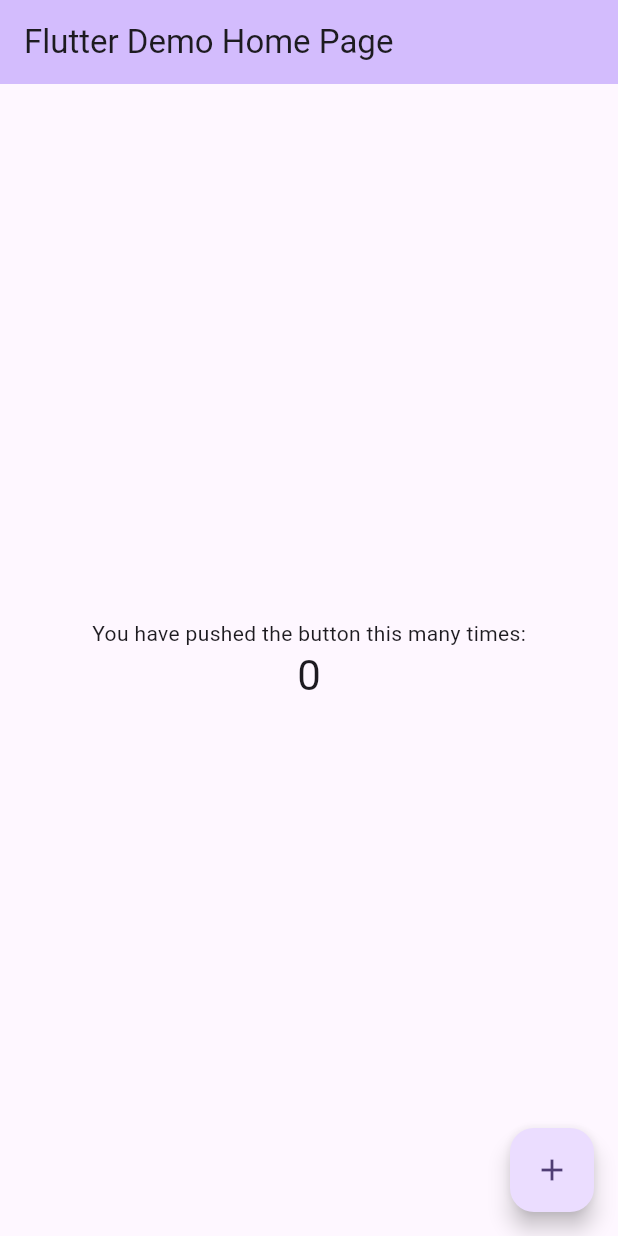
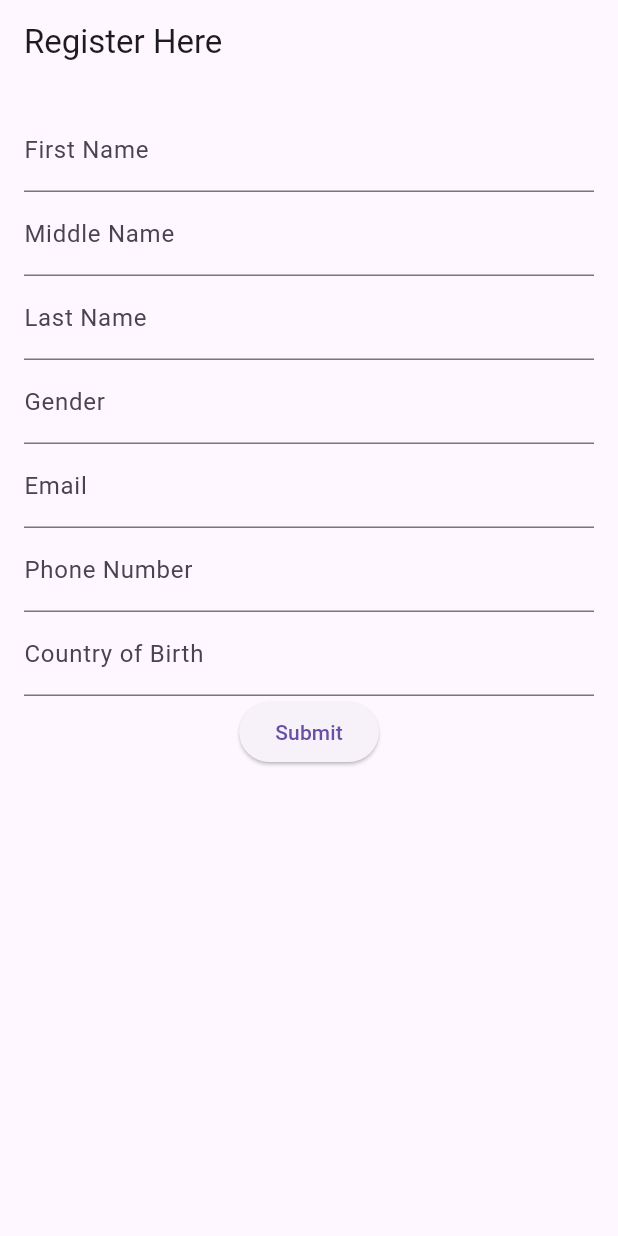
Before and after one commit to algoetech/bcs_three_gr_eleven, a Flutter app: the screen it shows after launch, on a phone screen of 412 x 824 dp. Run offline on Flutter 3.47's test engine with Material 3 defaults, Android fonts, the light colour scheme and no system bars.

Commit message:
cols :100:

```diff
--- /dev/null
+++ b/devtools_options.yaml
@@ -0,0 +1 @@
+extensions:
--- a/lib/main.dart
+++ b/lib/main.dart
@@ -1,125 +1,199 @@
 import 'package:flutter/material.dart';
+import 'package:provider/provider.dart';
+
+import 'models/registration.dart';
 
 void main() {
-  runApp(const MyApp());
+  runApp(
+    ChangeNotifierProvider(
+      create: (context) => RegistrationModel(),
+      child: MyApp(),
+    ),
+  );
 }
 
 class MyApp extends StatelessWidget {
-  const MyApp({super.key});
-
-  // This widget is the root of your application.
   @override
   Widget build(BuildContext context) {
     return MaterialApp(
-      title: 'Flutter Demo',
+      debugShowCheckedModeBanner: false,
+      title: 'Responsive Registration App',
       theme: ThemeData(
-        // This is the theme of your application.
-        //
-        // TRY THIS: Try running your application with "flutter run". You'll see
-        // the application has a purple toolbar. Then, without quitting the app,
-        // try changing the seedColor in the colorScheme below to Colors.green
-        // and then invoke "hot reload" (save your changes or press the "hot
-        // reload" button in a Flutter-supported IDE, or press "r" if you used
-        // the command line to start the app).
-        //
-        // Notice that the counter didn't reset back to zero; the application
-        // state is not lost during the reload. To reset the state, use hot
-        // restart instead.
-        //
-        // This works for code too, not just values: Most code changes can be
-        // tested with just a hot reload.
-        colorScheme: ColorScheme.fromSeed(seedColor: Colors.deepPurple),
-        useMaterial3: true,
+        primarySwatch: Colors.blue,
       ),
-      home: const MyHomePage(title: 'Flutter Demo Home Page'),
+      home: RegistrationScreen(),
     );
   }
 }
 
-class MyHomePage extends StatefulWidget {
-  const MyHomePage({super.key, required this.title});
+// RegistrationScreen: This screen adapts to different screen sizes using LayoutBuilder.
+class RegistrationScreen extends StatelessWidget {
+  @override
+  Widget build(BuildContext context) {
+    final model = Provider.of<RegistrationModel>(context);
 
-  // This widget is the home page of your application. It is stateful, meaning
-  // that it has a State object (defined below) that contains fields that affect
-  // how it looks.
-
-  // This class is the configuration for the state. It holds the values (in this
-  // case the title) provided by the parent (in this case the App widget) and
-  // used by the build method of the State. Fields in a Widget subclass are
-  // always marked "final".
-
-  final String title;
-
-  @override
-  State<MyHomePage> createState() => _MyHomePageState();
+    return Scaffold(
+      appBar: AppBar(title: Text('Register Here')),
+      body: SafeArea(
+        child: LayoutBuilder(
+          builder: (context, constraints) {
+            // If the screen width is greater than 600, use WideLayout; otherwise, use NarrowLayout.
+            if (constraints.maxWidth > 600) {
+              return WideLayout();
+            } else {
+              return NarrowLayout();
+            }
+          },
+        ),
+      ),
+    );
+  }
 }
 
-class _MyHomePageState extends State<MyHomePage> {
-  int _counter = 0;
-
-  void _incrementCounter() {
-    setState(() {
-      // This call to setState tells the Flutter framework that something has
-      // changed in this State, which causes it to rerun the build method below
-      // so that the display can reflect the updated values. If we changed
-      // _counter without calling setState(), then the build method would not be
-      // called again, and so nothing would appear to happen.
-      _counter++;
-    });
-  }
-
+// WideLayout: Layout for wide screens
+class WideLayout extends StatelessWidget {
   @override
   Widget build(BuildContext context) {
-    // This method is rerun every time setState is called, for instance as done
-    // by the _incrementCounter method above.
-    //
-    // The Flutter framework has been optimized to make rerunning build methods
-    // fast, so that you can just rebuild anything that needs updating rather
-    // than having to individually change instances of widgets.
-    return Scaffold(
-      appBar: AppBar(
-        // TRY THIS: Try changing the color here to a specific color (to
-        // Colors.amber, perhaps?) and trigger a hot reload to see the AppBar
-        // change color while the other colors stay the same.
-        backgroundColor: Theme.of(context).colorScheme.inversePrimary,
-        // Here we take the value from the MyHomePage object that was created by
-        // the App.build method, and use it to set our appbar title.
-        title: Text(widget.title),
-      ),
-      body: Center(
-        // Center is a layout widget. It takes a single child and positions it
-        // in the middle of the parent.
+    final model = Provider.of<RegistrationModel>(context);
+
+    return Center(
+      child: Padding(
+        padding: const EdgeInsets.all(16.0),
         child: Column(
-          // Column is also a layout widget. It takes a list of children and
-          // arranges them vertically. By default, it sizes itself to fit its
-          // children horizontally, and tries to be as tall as its parent.
-          //
-          // Column has various properties to control how it sizes itself and
-          // how it positions its children. Here we use mainAxisAlignment to
-          // center the children vertically; the main axis here is the vertical
-          // axis because Columns are vertical (the cross axis would be
-          // horizontal).
-          //
-          // TRY THIS: Invoke "debug painting" (choose the "Toggle Debug Paint"
-          // action in the IDE, or press "p" in the console), to see the
-          // wireframe for each widget.
-          mainAxisAlignment: MainAxisAlignment.center,
-          children: <Widget>[
-            const Text(
-              'You have pushed the button this many times:',
+          children: [
+            TextField(
+              decoration: InputDecoration(labelText: 'First Name'),
+              onChanged: (value) => model.setFirstName(value),
             ),
-            Text(
-              '$_counter',
-              style: Theme.of(context).textTheme.headlineMedium,
+            // Add similar TextFields for other fields
+            TextField(
+              decoration: InputDecoration(labelText: 'Middle Name'),
+              onChanged: (value) => model.setMiddleName(value),
+            ),
+            TextField(
+              decoration: InputDecoration(labelText: 'Last Name'),
+              onChanged: (value) => model.setLastName(value),
+            ),
+            TextField(
+              decoration: InputDecoration(labelText: 'Gender'),
+              onChanged: (value) => model.setGender(value),
+            ),
+            TextField(
+              decoration: InputDecoration(labelText: 'Email'),
+              onChanged: (value) => model.setEmail(value),
+            ),
+            TextField(
+              decoration: InputDecoration(labelText: 'Phone Number'),
+              onChanged: (value) => model.setPhoneNumber(value),
+            ),
+            TextField(
+              decoration: InputDecoration(labelText: 'Country of Birth'),
+              onChanged: (value) => model.setCountryOfBirth(value),
+            ),
+            ElevatedButton(
+              onPressed: () {
+                Navigator.push(
+                  context,
+                  MaterialPageRoute(
+                    builder: (context) => RegistrationDetailsScreen(),
+                  ),
+                );
+              },
+              child: Text('Submit'),
             ),
           ],
         ),
       ),
-      floatingActionButton: FloatingActionButton(
-        onPressed: _incrementCounter,
-        tooltip: 'Increment',
-        child: const Icon(Icons.add),
-      ), // This trailing comma makes auto-formatting nicer for build methods.
     );
   }
 }
+
+// NarrowLayout: Layout for narrow screens
+class NarrowLayout extends StatelessWidget {
+  @override
+  Widget build(BuildContext context) {
+    final model = Provider.of<RegistrationModel>(context);
+
+    return Center(
+      child: Padding(
+        padding: const EdgeInsets.all(16.0),
+        child: Column(
+          children: [
+            TextField(
+              decoration: InputDecoration(labelText: 'First Name'),
+              onChanged: (value) => model.setFirstName(value),
+            ),
+            // Add similar TextFields for other fields
+            TextField(
+              decoration: InputDecoration(labelText: 'Middle Name'),
+              onChanged: (value) => model.setMiddleName(value),
+            ),
+            TextField(
+              decoration: InputDecoration(labelText: 'Last Name'),
+              onChanged: (value) => model.setLastName(value),
+            ),
+            TextField(
+              decoration: InputDecoration(labelText: 'Gender'),
+              onChanged: (value) => model.setGender(value),
+            ),
+            TextField(
+              decoration: InputDecoration(labelText: 'Email'),
+              onChanged: (value) => model.setEmail(value),
+            ),
+            TextField(
+              decoration: InputDecoration(labelText: 'Phone Number'),
+              onChanged: (value) => model.setPhoneNumber(value),
+            ),
+            TextField(
+              decoration: InputDecoration(labelText: 'Country of Birth'),
+              onChanged: (value) => model.setCountryOfBirth(value),
+            ),
+            ElevatedButton(
+              onPressed: () {
+                Navigator.push(
+                  context,
+                  MaterialPageRoute(
+                    builder: (context) => RegistrationDetailsScreen(),
+                  ),
+                );
+              },
+              child: Text('Submit'),
+            ),
+          ],
+        ),
+      ),
+    );
+  }
+}
+
+// RegistrationDetailsScreen: This screen displays the submitted registration details.
+class RegistrationDetailsScreen extends StatelessWidget {
+  @override
+  Widget build(BuildContext context) {
+    final model = Provider.of<RegistrationModel>(context);
+
+    return Scaffold(
+      appBar: AppBar(title: Text('Registration Details')),
+      // backgroundColor: TwColors.scaffoldBackgroundColor(context),
+      body: Center(
+        child: Card(
+          child: Padding(
+            padding: const EdgeInsets.all(16.0),
+            child: Column(
+              mainAxisSize: MainAxisSize.min,
+              children: [
+                Text('First Name: ${model.firstName}'),
+                Text('Middle Name: ${model.middleName}'),
+                Text('Last Name: ${model.lastName}'),
+                Text('Gender: ${model.gender}'),
+                Text('Email: ${model.email}'),
+                Text('Phone Number: ${model.phoneNumber}'),
+                Text('Country of Birth: ${model.countryOfBirth}'),
+              ],
+            ),
+          ),
+        ),
+      ),
+    );
+  }
+}
--- /dev/null
+++ b/lib/models/registration.dart
@@ -0,0 +1,48 @@
+import 'package:flutter/foundation.dart';
+
+class RegistrationModel with ChangeNotifier {
+  String firstName = '';
+  String middleName = '';
+  String lastName = '';
+  String gender = '';
+  String email = '';
+  String phoneNumber = '';
+  String countryOfBirth = '';
+
+  void setFirstName(String value) {
+    firstName = value;
+    notifyListeners();
+  }
+
+  // Add similar methods for other fields
+
+  void setMiddleName(String value) {
+    middleName = value;
+    notifyListeners();
+  }
+
+  void setLastName(String value) {
+    lastName = value;
+    notifyListeners();
+  }
+
+  void setGender(String value) {
+    gender = value;
+    notifyListeners();
+  }
+
+  void setEmail(String value) {
+    email = value;
+    notifyListeners();
+  }
+
+  void setPhoneNumber(String value) {
+    phoneNumber = value;
+    notifyListeners();
+  }
+
+  void setCountryOfBirth(String value) {
+    countryOfBirth = value;
+    notifyListeners();
+  }
+}
--- /dev/null
+++ b/lib/registration_model.dart
@@ -0,0 +1,48 @@
+import 'package:flutter/foundation.dart';
+
+class RegistrationModel with ChangeNotifier {
+  String firstName = '';
+  String middleName = '';
+  String lastName = '';
+  String gender = '';
+  String email = '';
+  String phoneNumber = '';
+  String countryOfBirth = '';
+
+  void setFirstName(String value) {
+    firstName = value;
+    notifyListeners();
+  }
+
+  // Add similar methods for other fields
+
+  void setMiddleName(String value) {
+    middleName = value;
+    notifyListeners();
+  }
+
+  void setLastName(String value) {
+    lastName = value;
+    notifyListeners();
+  }
+
+  void setGender(String value) {
+    gender = value;
+    notifyListeners();
+  }
+
+  void setEmail(String value) {
+    email = value;
+    notifyListeners();
+  }
+
+  void setPhoneNumber(String value) {
+    phoneNumber = value;
+    notifyListeners();
+  }
+
+  void setCountryOfBirth(String value) {
+    countryOfBirth = value;
+    notifyListeners();
+  }
+}
--- a/pubspec.yaml
+++ b/pubspec.yaml
@@ -30,11 +30,15 @@ environment:
 dependencies:
   flutter:
     sdk: flutter
+  provider: ^6.1.2
 
 
   # The following adds the Cupertino Icons font to your application.
   # Use with the CupertinoIcons class for iOS style icons.
   cupertino_icons: ^1.0.6
+  flutter_tailwindcss: ^0.0.4
+  tailwind_standards: ^1.1.1
+  tailwind_cli: ^0.7.5
 
 dev_dependencies:
   flutter_test:
```
Also changed, not shown: pubspec.lock, 1 other file.
